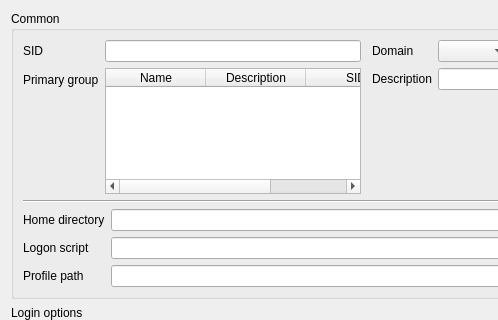
This is agent/src/clacks/agent/data/templates/default/user-samba.ui in gonicus/clacks as Qt 5 draws it before an edit; both pictures show x 0 to 498 and y 0 to 320 of the 726 by 565 pixel window. The edited form follows.
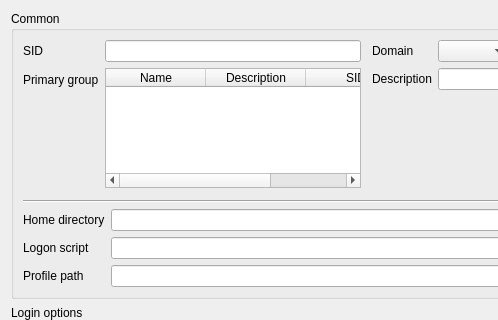
This is the edited form. Icons and pictures are not drawn.

```diff
--- a/agent/src/clacks/agent/data/templates/default/user-samba.ui
+++ b/agent/src/clacks/agent/data/templates/default/user-samba.ui
@@ -73,6 +73,19 @@
             </column>
            </widget>
           </item>
+          <item row="3" column="1">
+           <spacer name="verticalSpacer_3">
+            <property name="orientation">
+             <enum>Qt::Vertical</enum>
+            </property>
+            <property name="sizeHint" stdset="0">
+             <size>
+              <width>20</width>
+              <height>40</height>
+             </size>
+            </property>
+           </spacer>
+          </item>
          </layout>
         </item>
         <item>
```
